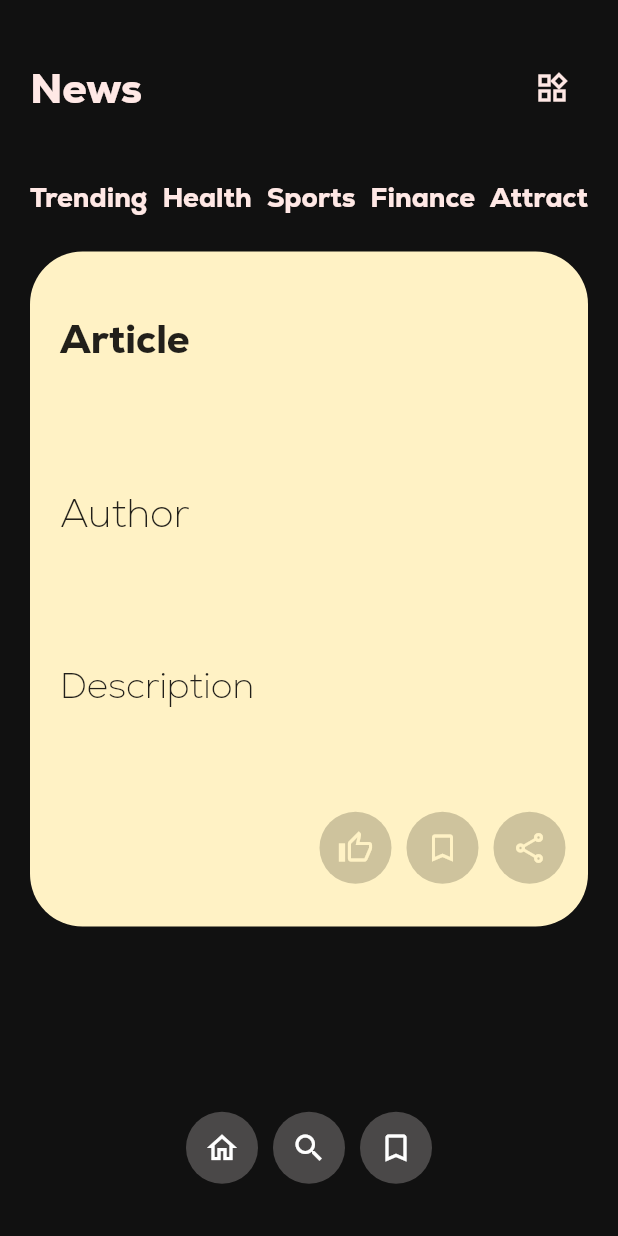
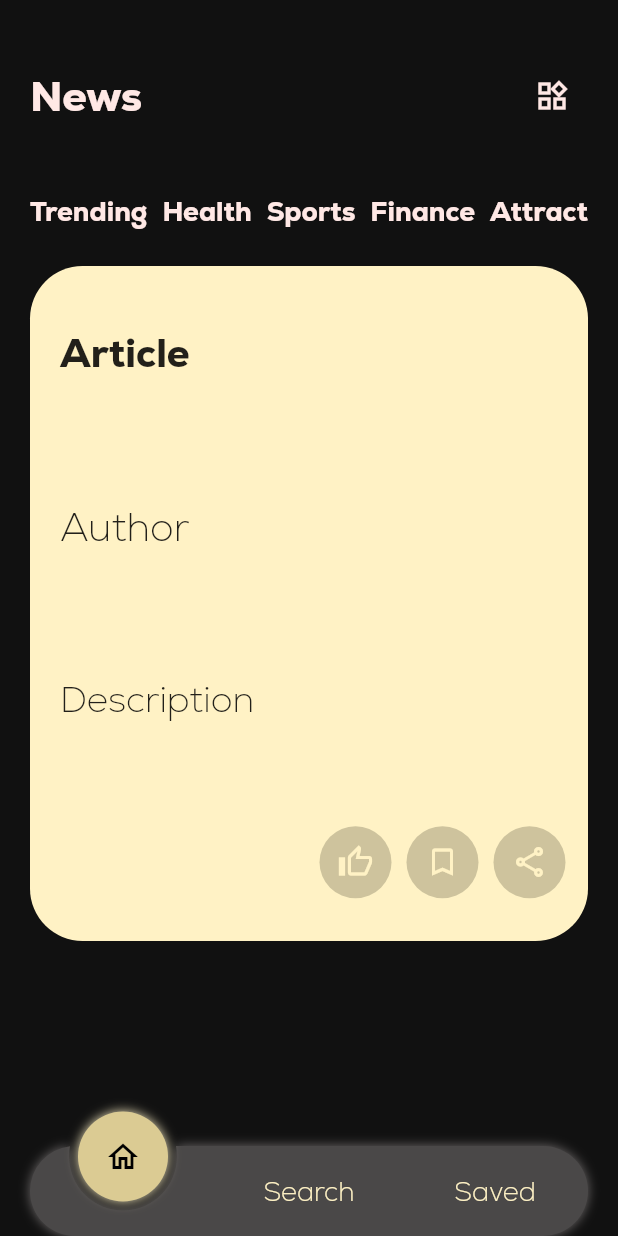
Before and after one commit to PiuPauxD/news_app, a Flutter app: the screen it shows after launch, on a phone screen of 412 x 824 dp. Run offline on Flutter 3.47's test engine with Material 2 defaults, Android fonts, the phone set to English and light mode, and no system bars; drawn by our look-alikes of circle_nav_bar.

Commit message:
changed NavBar

```diff
--- a/lib/Screens/Home_Screen.dart
+++ b/lib/Screens/Home_Screen.dart
@@ -1,6 +1,4 @@
-// ignore_for_file: prefer_const_constructors
 import 'package:flutter/material.dart';
-import 'package:news_app/Screens/Save_Screen.dart';
 import 'package:news_app/Services/api_services.dart';
 
 class HomePage extends StatefulWidget {
@@ -92,13 +90,13 @@ class _HomePageState extends State<HomePage> {
                           width: double.infinity,
                           decoration: BoxDecoration(
                             borderRadius: BorderRadius.circular(35),
-                            color: Color.fromARGB(255, 255, 242, 197),
+                            color: const Color.fromARGB(255, 255, 242, 197),
                           ),
                           child: Column(
                             crossAxisAlignment: CrossAxisAlignment.start,
                             mainAxisAlignment: MainAxisAlignment.spaceAround,
                             children: [
-                              Padding(
+                              const Padding(
                                 padding: EdgeInsets.symmetric(
                                     horizontal: 20, vertical: 10),
                                 child: Text(
@@ -109,7 +107,7 @@ class _HomePageState extends State<HomePage> {
                                   ),
                                 ),
                               ),
-                              Padding(
+                              const Padding(
                                 padding: EdgeInsets.symmetric(
                                     horizontal: 20, vertical: 10),
                                 child: Text(
@@ -119,7 +117,7 @@ class _HomePageState extends State<HomePage> {
                                   ),
                                 ),
                               ),
-                              Padding(
+                              const Padding(
                                 padding: EdgeInsets.symmetric(
                                     horizontal: 20, vertical: 10),
                                 child: Text(
@@ -140,12 +138,12 @@ class _HomePageState extends State<HomePage> {
                                       margin: const EdgeInsets.only(right: 10),
                                       decoration: BoxDecoration(
                                         borderRadius: BorderRadius.circular(40),
-                                        color:
-                                            Color.fromARGB(233, 201, 191, 153),
+                                        color: const Color.fromARGB(
+                                            233, 201, 191, 153),
                                       ),
                                       child: IconButton(
                                         onPressed: () {},
-                                        icon: Icon(
+                                        icon: const Icon(
                                           Icons.thumb_up_alt_outlined,
                                           size: 24,
                                           color: Color.fromARGB(
@@ -157,12 +155,12 @@ class _HomePageState extends State<HomePage> {
                                       margin: const EdgeInsets.only(right: 10),
                                       decoration: BoxDecoration(
                                         borderRadius: BorderRadius.circular(40),
-                                        color:
-                                            Color.fromARGB(233, 201, 191, 153),
+                                        color: const Color.fromARGB(
+                                            233, 201, 191, 153),
                                       ),
                                       child: IconButton(
                                         onPressed: () {},
-                                        icon: Icon(
+                                        icon: const Icon(
                                           Icons.bookmark_border_outlined,
                                           size: 24,
                                           color: Color.fromARGB(
@@ -173,17 +171,17 @@ class _HomePageState extends State<HomePage> {
                                     Container(
                                       decoration: BoxDecoration(
                                         borderRadius: BorderRadius.circular(40),
-                                        color:
-                                            Color.fromARGB(233, 201, 191, 153),
+                                        color: const Color.fromARGB(
+                                            233, 201, 191, 153),
                                       ),
                                       child: IconButton(
                                         onPressed: () {},
-                                        icon: Icon(
+                                        icon: const Icon(
                                           Icons.share_outlined,
                                           size: 24,
                                         ),
-                                        color:
-                                            Color.fromARGB(255, 255, 242, 197),
+                                        color: const Color.fromARGB(
+                                            255, 255, 242, 197),
                                       ),
                                     ),
                                   ],
@@ -196,61 +194,6 @@ class _HomePageState extends State<HomePage> {
                     ),
                   ),
                 ),
-                Expanded(
-                  flex: 1,
-                  child: Row(
-                    mainAxisAlignment: MainAxisAlignment.center,
-                    children: [
-                      Container(
-                        margin: const EdgeInsets.only(right: 10),
-                        decoration: BoxDecoration(
-                          borderRadius: BorderRadius.circular(40),
-                          color: Color.fromARGB(255, 74, 72, 72),
-                        ),
-                        child: IconButton(
-                          onPressed: () {},
-                          icon: Icon(
-                            Icons.home_outlined,
-                            size: 24,
-                            color: Colors.white,
-                          ),
-                        ),
-                      ),
-                      Container(
-                        margin: const EdgeInsets.only(right: 10),
-                        decoration: BoxDecoration(
-                          borderRadius: BorderRadius.circular(40),
-                          color: Color.fromARGB(255, 74, 72, 72),
-                        ),
-                        child: IconButton(
-                          onPressed: () {},
-                          icon: Icon(
-                            Icons.search,
-                            size: 24,
-                            color: Colors.white,
-                          ),
-                        ),
-                      ),
-                      Container(
-                        decoration: BoxDecoration(
-                          borderRadius: BorderRadius.circular(40),
-                          color: Color.fromARGB(255, 74, 72, 72),
-                        ),
-                        child: IconButton(
-                          onPressed: () {
-                            Navigator.push(
-                              context,
-                              MaterialPageRoute(
-                                  builder: (context) => SaveScreen()),
-                            );
-                          },
-                          icon: Icon(Icons.bookmark_border_outlined, size: 24),
-                          color: Colors.white,
-                        ),
-                      ),
-                    ],
-                  ),
-                ),
               ],
             ),
           ],
--- /dev/null
+++ b/lib/Screens/NavBar.dart
@@ -0,0 +1,76 @@
+import 'package:flutter/material.dart';
+import 'package:circle_nav_bar/circle_nav_bar.dart';
+import 'package:news_app/Screens/Home_Screen.dart';
+import 'package:news_app/Screens/Save_Screen.dart';
+
+class NavBar extends StatefulWidget {
+  const NavBar({super.key});
+
+  @override
+  State<NavBar> createState() => _NavBarState();
+}
+
+class _NavBarState extends State<NavBar> {
+  List screen = [
+    const HomePage(),
+    const SaveScreen(),
+    const SaveScreen(),
+  ];
+
+  int currentIndex = 0;
+
+  void onTap(int index) {
+    setState(() {
+      currentIndex = index;
+    });
+  }
+
+  @override
+  Widget build(BuildContext context) {
+    return Scaffold(
+      backgroundColor: const Color.fromARGB(255, 17, 17, 17),
+      body: screen[currentIndex],
+      bottomNavigationBar: CircleNavBar(
+        activeIndex: currentIndex,
+        onTap: onTap,
+        activeIcons: const [
+          Icon(Icons.home_outlined, color: Colors.black),
+          Icon(Icons.search, color: Colors.black),
+          Icon(Icons.bookmark_border_outlined, color: Colors.black),
+        ],
+        inactiveIcons: const [
+          Text(
+            'Home',
+            style: TextStyle(
+              color: Color.fromARGB(255, 255, 242, 197),
+              fontSize: 18,
+            ),
+          ),
+          Text(
+            'Search',
+            style: TextStyle(
+              color: Color.fromARGB(255, 255, 242, 197),
+              fontSize: 18,
+            ),
+          ),
+          Text(
+            'Saved',
+            style: TextStyle(
+              color: Color.fromARGB(255, 255, 242, 197),
+              fontSize: 18,
+            ),
+          ),
+        ],
+        padding: const EdgeInsets.symmetric(horizontal: 20),
+        height: 60,
+        circleWidth: 60,
+        circleColor: const Color.fromARGB(255, 219, 203, 147),
+        color: const Color.fromARGB(255, 74, 72, 72),
+        shadowColor: const Color.fromARGB(255, 109, 105, 105),
+        circleShadowColor: const Color.fromARGB(255, 238, 227, 188),
+        elevation: 6,
+        cornerRadius: BorderRadius.circular(30),
+      ),
+    );
+  }
+}
--- a/lib/main.dart
+++ b/lib/main.dart
@@ -1,12 +1,12 @@
 import 'package:flutter/material.dart';
-import 'package:news_app/Screens/Home_Screen.dart';
+import 'package:news_app/Screens/NavBar.dart';
 
 void main() {
   runApp(
     MaterialApp(
       theme: ThemeData(fontFamily: 'Nexa'),
       debugShowCheckedModeBanner: false,
-      home: HomePage(),
+      home: NavBar(),
     ),
   );
 }
--- a/pubspec.yaml
+++ b/pubspec.yaml
@@ -37,7 +37,7 @@ dependencies:
   # Use with the CupertinoIcons class for iOS style icons.
   cupertino_icons: ^1.0.2
   http:
-  flutter_card_swiper:
+  circle_nav_bar: ^2.0.1+1
 
 dev_dependencies:
   flutter_test:
```
Also changed, not shown: lib/Screens/Save_Screen.dart (+22 -70 lines), pubspec.lock.
